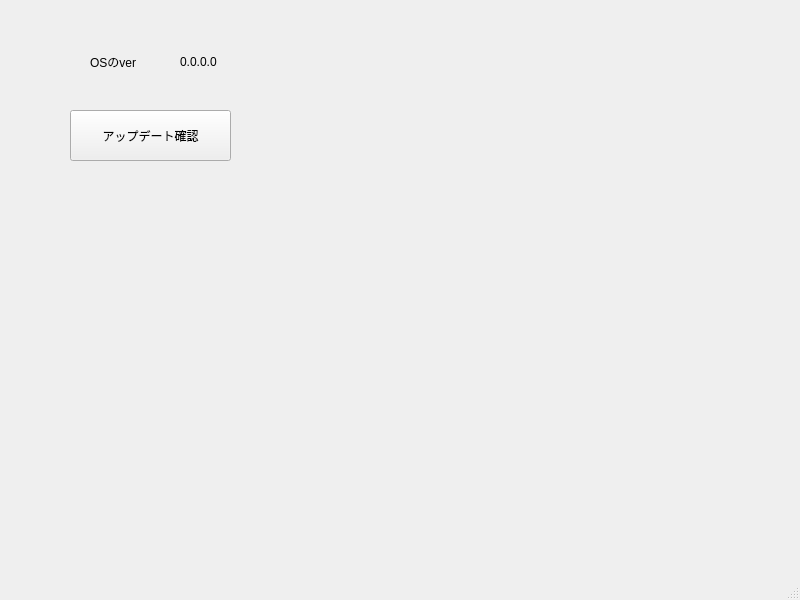
This is serene-update-assistant-gui/mainwindow.ui in FascodeNet/serene-update-assistant as Qt 5 draws it before an edit. The edited form follows.
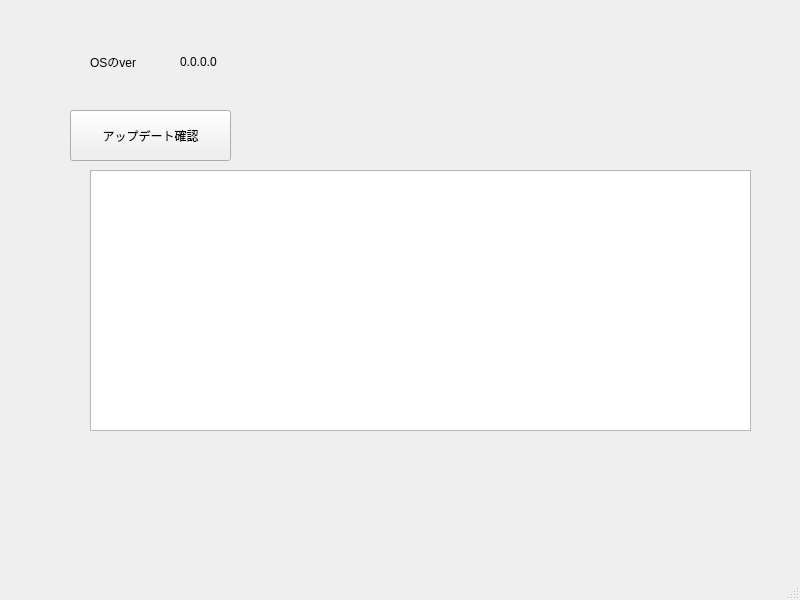
This is the edited form.

Patch:
```diff
--- a/serene-update-assistant-gui/mainwindow.ui
+++ b/serene-update-assistant-gui/mainwindow.ui
@@ -53,6 +53,16 @@
      <string>0.0.0.0</string>
     </property>
    </widget>
+   <widget class="QPlainTextEdit" name="jsontestTextEdit">
+    <property name="geometry">
+     <rect>
+      <x>90</x>
+      <y>170</y>
+      <width>661</width>
+      <height>261</height>
+     </rect>
+    </property>
+   </widget>
   </widget>
   <widget class="QMenuBar" name="menubar">
    <property name="geometry">
```
Left out of the diff: 2 changed lines with no effect on the pictures.
